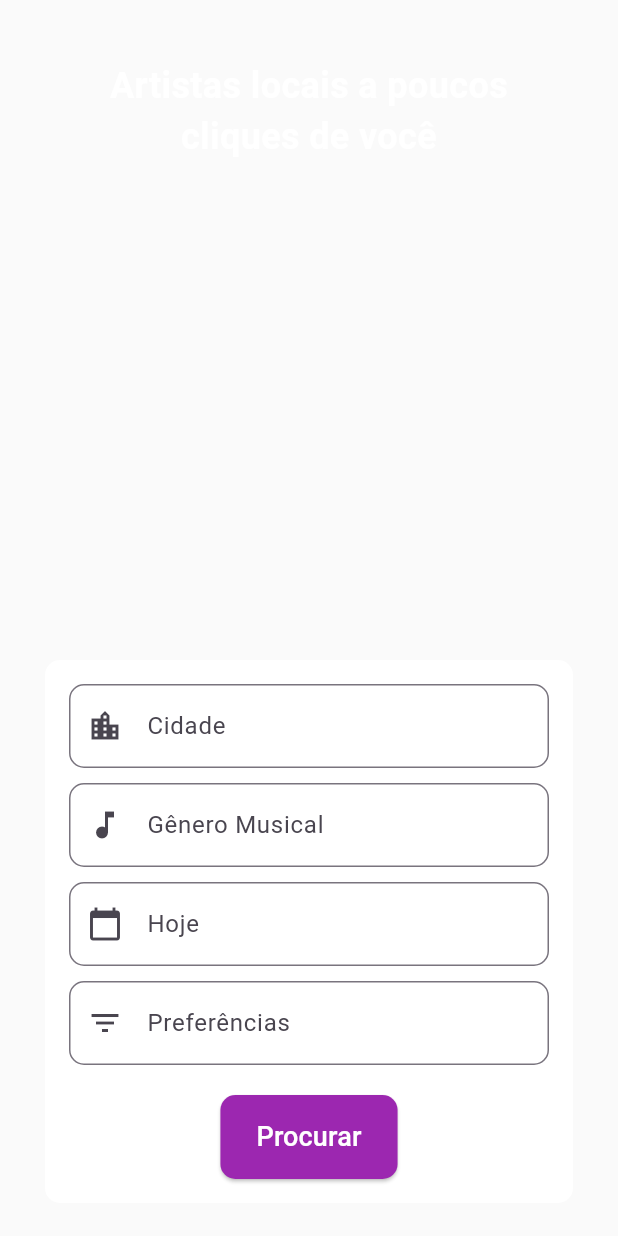
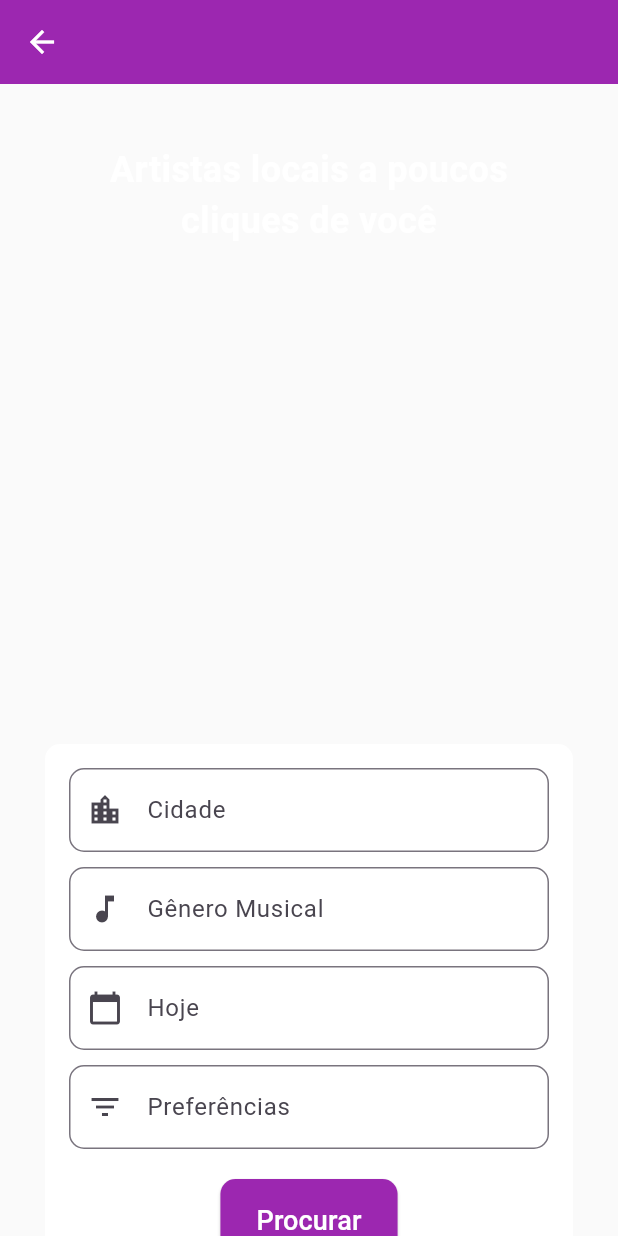
Before and after one commit to antoniosereno95/marcasom, a Flutter app: the BuscaInicial screen opened by its route, on a phone screen of 412 x 824 dp. Run offline on Flutter 3.47's test engine with Material 3 defaults, Android fonts, the phone set to English and light mode, and no system bars; our stand-ins replace flutter_svg.

Commit message:
Botao de voltar com appbar

```diff
--- a/lib/screens/buscaInicial.dart
+++ b/lib/screens/buscaInicial.dart
@@ -2,15 +2,28 @@ import 'package:flutter/material.dart';
 import 'package:flutter_svg/flutter_svg.dart';
 
 import '../widgets/searchArtist.dart';
+import 'loginScreen.dart';
 
 class BuscaInicial extends StatelessWidget {
   @override
   Widget build(BuildContext context) {
     return Scaffold(
+      appBar: AppBar(
+        backgroundColor: const Color(0xFF9C27B0),
+        elevation: 0,
+        leading: IconButton(
+          icon: Icon(Icons.arrow_back, color: Colors.white),
+          onPressed: () {
+            Navigator.pushReplacement(
+              context,
+              MaterialPageRoute(builder: (context) => LoginScreen()),
+            );
+          },
+        ),
+      ),
       backgroundColor: const Color(0xFFFAFAFA),
       body: Stack(
         children: [
-          // Background Image
           Container(
             width: double.infinity,
             height: MediaQuery.of(context).size.height / 2,
@@ -28,7 +41,6 @@ class BuscaInicial extends StatelessWidget {
               child: Column(
                 children: [
                   const SizedBox(height: 40),
-                  // Top Text
                   const Align(
                     alignment: Alignment.topCenter,
                     child: Padding(
@@ -44,8 +56,7 @@ class BuscaInicial extends StatelessWidget {
                       ),
                     ),
                   ),
-                  SizedBox(height: MediaQuery.of(context).size.height / 2 - 80), // Adjust height as needed
-                  // Centered Search Artist
+                  SizedBox(height: MediaQuery.of(context).size.height / 2 - 80),
                   Align(
                     alignment: Alignment.center,
                     child: SearchArtist(),
--- a/lib/screens/cadastroScreen.dart
+++ b/lib/screens/cadastroScreen.dart
@@ -130,7 +130,6 @@ class SignupScreen extends StatelessWidget {
                       style: TextStyle(color: Colors.orange, fontSize: 14),
                       recognizer: TapGestureRecognizer()
                         ..onTap = () {
-                          // Para ir para página de Termos de Uso
                         },
                     ),
                     TextSpan(
@@ -142,7 +141,6 @@ class SignupScreen extends StatelessWidget {
                       style: TextStyle(color: Colors.orange, fontSize: 14),
                       recognizer: TapGestureRecognizer()
                         ..onTap = () {
-                          // Para ir para página de Política de Privacidade
                         },
                     ),
                   ],
@@ -167,7 +165,6 @@ class SignupScreen extends StatelessWidget {
                       style: TextStyle(color: Colors.orange, fontSize: 14),
                       recognizer: TapGestureRecognizer()
                         ..onTap = () {
-                          // Para ir para página de Formulário de Contato
                         },
                     ),
                     TextSpan(
@@ -180,7 +177,6 @@ class SignupScreen extends StatelessWidget {
                       style: TextStyle(color: Colors.orange, fontSize: 14),
                       recognizer: TapGestureRecognizer()
                         ..onTap = () {
-                          // Para ir para página de Política de Privacidade
                         },
                     ),
                   ],
--- a/lib/screens/loadingScreen.dart
+++ b/lib/screens/loadingScreen.dart
@@ -11,7 +11,6 @@ class _LoadingScreenState extends State<LoadingScreen> {
   @override
   void initState() {
     super.initState();
-    // Redireciona para a página de login após 3 segundos
     Future.delayed(Duration(seconds: 3), () {
       Navigator.pushReplacementNamed(context, '/login');
     });
```
Lines whose indentation alone changed are shown as unchanged.
